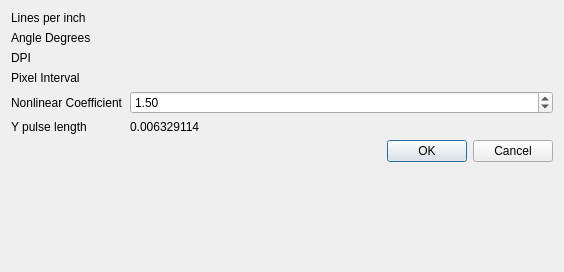
oneminute/LaserController, file src/ui/HalftoneDialog.ui: the form before one commit.
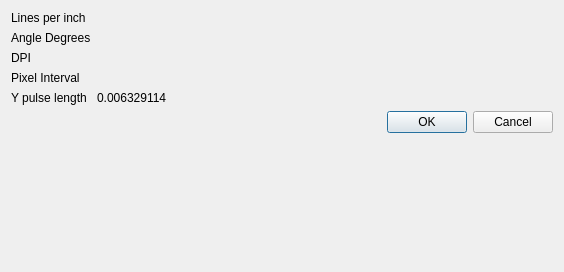
The form after the commit. Custom widgets are drawn as their Qt base class.

```diff
--- a/src/ui/HalftoneDialog.ui
+++ b/src/ui/HalftoneDialog.ui
@@ -21,15 +21,8 @@
      </property>
     </widget>
    </item>
-   <item row="6" column="0" colspan="2">
-    <widget class="QDialogButtonBox" name="buttonBox">
-     <property name="orientation">
-      <enum>Qt::Horizontal</enum>
-     </property>
-     <property name="standardButtons">
-      <set>QDialogButtonBox::Cancel|QDialogButtonBox::Ok</set>
-     </property>
-    </widget>
+   <item row="0" column="1">
+    <widget class="EditSlider" name="editSliderLpi" native="true"/>
    </item>
    <item row="1" column="0">
     <widget class="QLabel" name="label_2">
@@ -52,38 +45,31 @@
      </property>
     </widget>
    </item>
-   <item row="5" column="0">
+   <item row="3" column="1">
+    <widget class="EditSlider" name="editSliderPixelInterval" native="true"/>
+   </item>
+   <item row="4" column="0">
     <widget class="QLabel" name="label_5">
      <property name="text">
       <string>Y pulse length</string>
      </property>
     </widget>
    </item>
-   <item row="5" column="1">
+   <item row="4" column="1">
     <widget class="QLabel" name="labelYPulseLength">
      <property name="text">
       <string>0.006329114</string>
      </property>
     </widget>
    </item>
-   <item row="4" column="0">
-    <widget class="QLabel" name="label_6">
-     <property name="text">
-      <string>Nonlinear Coefficient</string>
+   <item row="5" column="0" colspan="2">
+    <widget class="QDialogButtonBox" name="buttonBox">
+     <property name="orientation">
+      <enum>Qt::Horizontal</enum>
      </property>
-    </widget>
-   </item>
-   <item row="4" column="1">
-    <widget class="QDoubleSpinBox" name="doubleSpinBoxNonlinearCoefficient">
-     <property name="maximum">
-      <double>10.000000000000000</double>
+     <property name="standardButtons">
+      <set>QDialogButtonBox::Cancel|QDialogButtonBox::Ok</set>
      </property>
-     <property name="singleStep">
-      <double>0.010000000000000</double>
-     </property>
-     <property name="value">
-      <double>1.500000000000000</double>
-     </property>
     </widget>
    </item>
    <item row="0" column="1">
```
Left out of the diff: 18 changed lines with no effect on the pictures.
